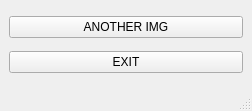
Before: the Qt Designer form mainwindow.ui in VanillaBerry/skt-android, drawn with Qt 5.
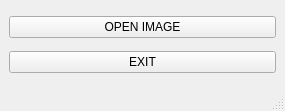
After: the same form once the commit is applied. Icons and pictures are not drawn.

```diff
--- a/mainwindow.ui
+++ b/mainwindow.ui
@@ -6,7 +6,7 @@
    <rect>
     <x>0</x>
     <y>0</y>
-    <width>252</width>
+    <width>285</width>
     <height>111</height>
    </rect>
   </property>
@@ -49,7 +49,7 @@
     <item row="0" column="0">
      <widget class="QPushButton" name="pushButton_newimg">
       <property name="text">
-       <string>ANOTHER IMG</string>
+       <string>OPEN IMAGE</string>
       </property>
      </widget>
     </item>
@@ -58,16 +58,11 @@
       <property name="text">
        <string>EXIT</string>
       </property>
-      <property name="iconSize">
-       <size>
-        <width>16</width>
-        <height>16</height>
-       </size>
-      </property>
      </widget>
     </item>
    </layout>
   </widget>
+  <widget class="QStatusBar" name="statusbar"/>
   <widget class="QMenuBar" name="menubar">
    <property name="geometry">
     <rect>
@@ -78,7 +73,6 @@
     </rect>
    </property>
   </widget>
-  <widget class="QStatusBar" name="statusbar"/>
   <action name="main_b01">
    <property name="text">
     <string>Do something</string>
```
Left out of the diff: 10 changed lines with no effect on the pictures.
